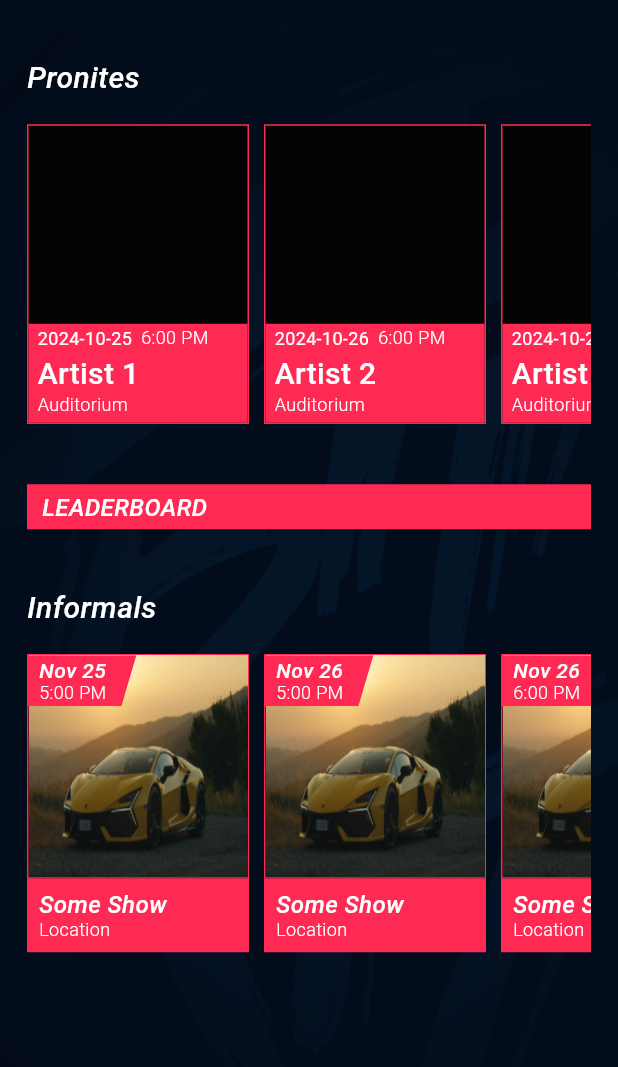
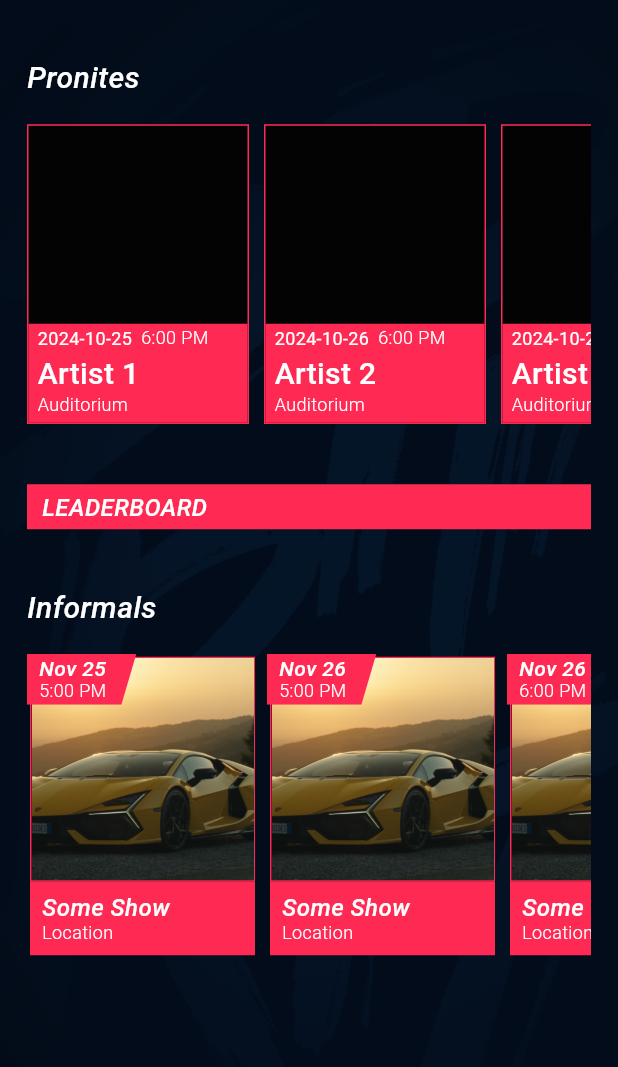
Before and after one commit to Himadri2041/spirit_app_h, a Flutter app: the HomeTab screen opened directly, scrolled down 571 dp, on a phone screen of 412 x 824 dp, the part 133-1200 px from its top. Run offline on Flutter 3.47's test engine with Material 3 defaults, Android fonts, the phone set to English and light mode, and no system bars; our stand-ins replace carousel_slider, flutter_svg; Roboto replaces fonts that are missing (Sequel Sans).

Commit message:
minor changes

```diff
--- a/lib/pages/home/widgets/home_informal_card.dart
+++ b/lib/pages/home/widgets/home_informal_card.dart
@@ -5,30 +5,30 @@ import 'package:spirit_app/utils/styles/colors.dart';
 import 'package:spirit_app/utils/styles/styles.dart';
 import 'package:spirit_app/utils/widgets/clip_path.dart';
 
-class informalCard extends StatelessWidget {
+class InformalCard extends StatelessWidget {
   final informalModel informalmodel;
-  const informalCard({super.key, required this.informalmodel});
+  const InformalCard({super.key, required this.informalmodel});
 
   @override
   Widget build(BuildContext context) {
     return Column(
       children: [
         Stack(
-
           children: [
             Container(
-                margin: EdgeInsets.only(right: 10),
+              margin: const EdgeInsets.only(right: 8, left: 2, top: 2),
               height: 150,
-                width: 148,
+              width: 150,
               decoration: BoxDecoration(
                 color: AppColors.blank,
                 border: Border.all(color: AppColors.primaryColor),
               ),
-                child: Image.asset(Assets.informal,fit: BoxFit.fill,)
+              child: Image.asset(
+                Assets.informal,
+                fit: BoxFit.cover,
               ),
-              Transform.translate(
-                offset: const Offset(0, 1),
-                child:ClipPath(
+            ),
+            ClipPath(
               clipper: ClipRightAlign(),
               child: Container(
                 padding: const EdgeInsets.all(2).copyWith(right: 20, left: 8),
@@ -37,22 +37,22 @@ class informalCard extends StatelessWidget {
                 ),
                 child: Column(
                   children: [
-                            Text(informalmodel.date ,
+                    Text(
+                      informalmodel.date,
                       style: AppStyles.m2.copyWith(
                         fontStyle: FontStyle.italic,
                       ),
                     ),
-                            Text(informalmodel.time,
-                              style: AppStyles.l1
+                    Text(informalmodel.time, style: AppStyles.l1),
+                  ],
+                ),
+              ),
             ),
           ],
         ),
-                      ),),),
-            ],
-          ),
         Container(
-              margin: EdgeInsets.only(right: 10),
-              width: 148,
+          margin: const EdgeInsets.only(right: 8, left: 2),
+          width: 150,
           padding: const EdgeInsets.all(8),
           decoration: const BoxDecoration(color: AppColors.primaryColor),
           child: Column(
@@ -60,13 +60,9 @@ class informalCard extends StatelessWidget {
             children: [
               Text(
                 informalmodel.name,
-                      style: AppStyles.m2.copyWith(
-                        fontStyle: FontStyle.italic,
-                        fontSize: 16),
+                style: AppStyles.m2.copyWith(fontStyle: FontStyle.italic, fontSize: 16),
               ),
-                  Text(
-                    informalmodel.venue,
-                    style: AppStyles.l1),
+              Text(informalmodel.venue, style: AppStyles.l1),
             ],
           ),
         ),
--- a/lib/pages/home/widgets/home_informal_list.dart
+++ b/lib/pages/home/widgets/home_informal_list.dart
@@ -13,10 +13,10 @@ class HomeInformalList extends StatelessWidget {
         shrinkWrap: true,
         scrollDirection: Axis.horizontal,
         physics: const BouncingScrollPhysics(),
-        itemCount:  Informal().allInformals.length,
+        itemCount: Informal().allInformals.length,
         itemBuilder: (context, index) {
           final informal = Informal().allInformals[index];
-          return informalCard(informalmodel: informal);
+          return InformalCard(informalmodel: informal);
         },
       ),
     );
```
Also changed, not shown: lib/utils/widgets/schedule_card.dart (line endings or trailing spaces). Lines whose indentation alone changed are shown as unchanged.
